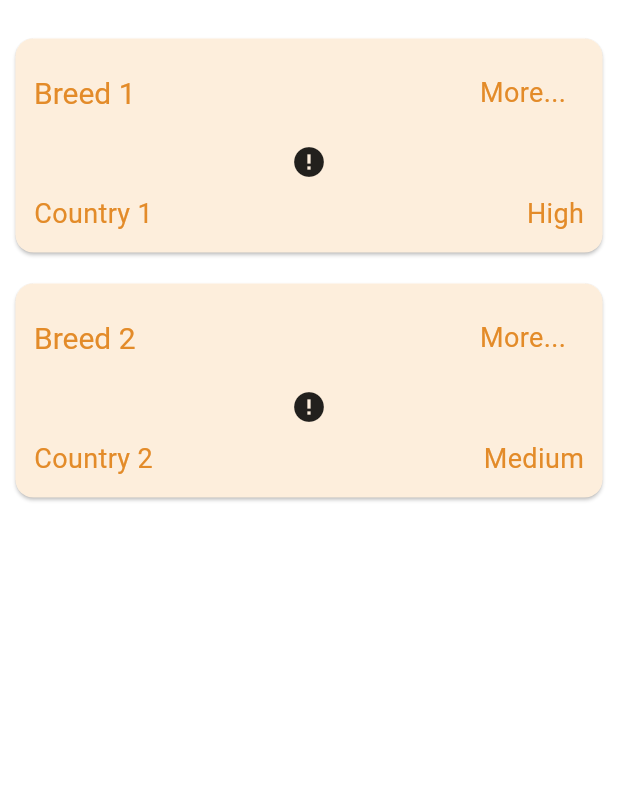
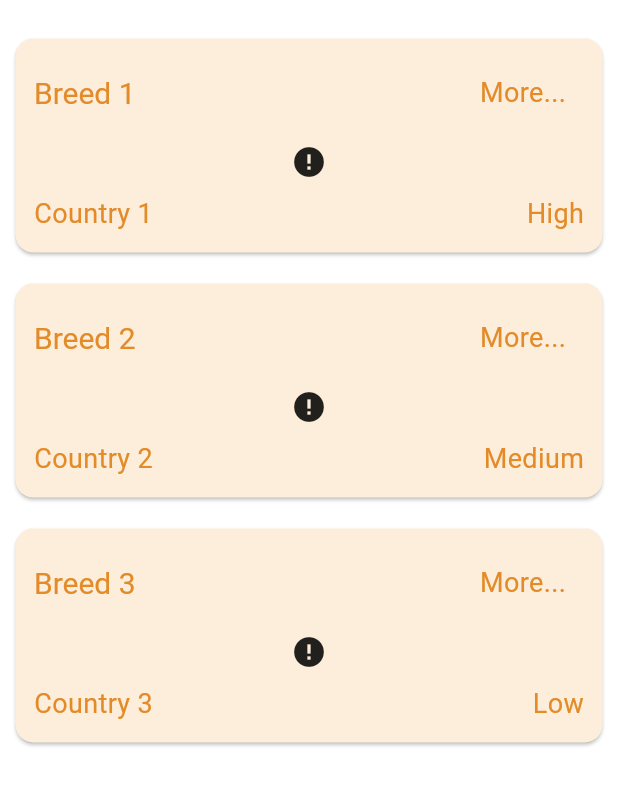
Before and after one commit to srLitem/CatBreeds, a Flutter app: the screen it shows after launch, on a phone screen of 412 x 824 dp, the part 61-867 px from its top. Run offline on Flutter 3.47's test engine with Material 3 defaults, Android fonts, the phone set to English and light mode, and no system bars; our stand-ins replace google_fonts; generated files the repository leaves out were written again; network calls fail; Roboto replaces fonts that are missing (Solway).

Commit message:
Small improvements

```diff
--- a/lib/main.dart
+++ b/lib/main.dart
@@ -30,7 +30,7 @@ class MyApp extends StatelessWidget {
       theme: CustomTheme.customTheme,
       initialRoute: '/',
       routes: {
-        '/': (context) => LandingPage(),
+        '/': (context) => const LandingPage(),
       },
     );
   }
--- a/lib/ui/pages/landing/cat_breeds_list.dart
+++ b/lib/ui/pages/landing/cat_breeds_list.dart
@@ -1,6 +1,5 @@
 import 'package:catbreeds/models/cat_breed.dart';
 import 'package:catbreeds/ui/pages/landing/cat_breed_card.dart';
-import 'package:catbreeds/ui/pages/landing/landing_page.dart';
 import 'package:flutter/material.dart';
 
 class CatBreedsList extends StatelessWidget {
@@ -11,6 +10,7 @@ class CatBreedsList extends StatelessWidget {
     List<CatBreed> catBreeds = [
       CatBreed(name: 'Breed 1', country: 'Country 1', intelligence: 'High'),
       CatBreed(name: 'Breed 2', country: 'Country 2', intelligence: 'Medium'),
+      CatBreed(name: 'Breed 3', country: 'Country 3', intelligence: 'Low'),
     ];
 
     return ListView.builder(
```
